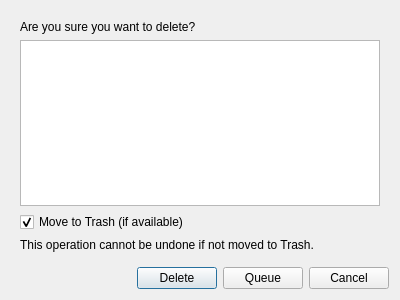
This is ui/delete_dialog.ui in dawciobiel/QuickFile as Qt 5 draws it before an edit. The edited form follows.
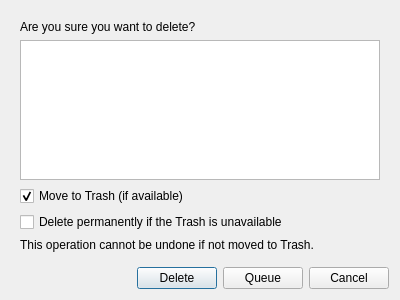
This is the edited form.

Commit message: fix(delete): honour Move to Trash and never follow symlinks

What changed in the file:
```diff
--- a/ui/delete_dialog.ui
+++ b/ui/delete_dialog.ui
@@ -48,6 +48,13 @@
          </property>
         </widget>
        </item>
+       <item>
+        <widget class="QCheckBox" name="fallback_checkbox">
+         <property name="text">
+          <string>Delete permanently if the Trash is unavailable</string>
+         </property>
+        </widget>
+       </item>
        <item>
         <widget class="QLabel" name="warning_label">
          <property name="text">
```
The commit also changes 8 other files.
